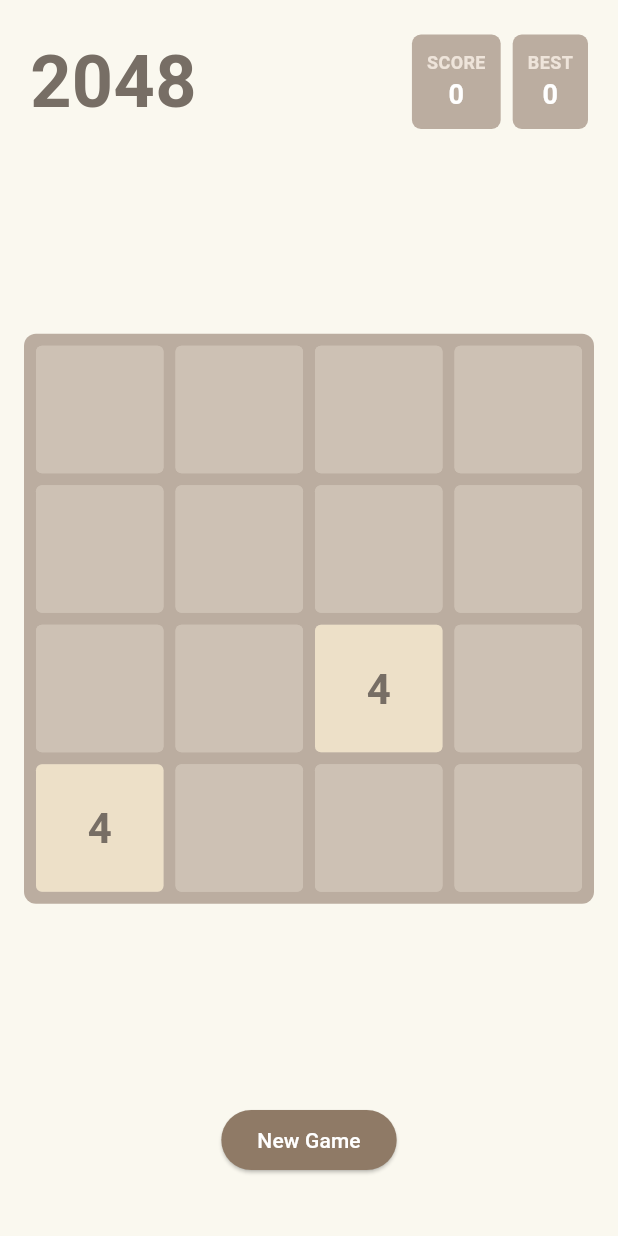
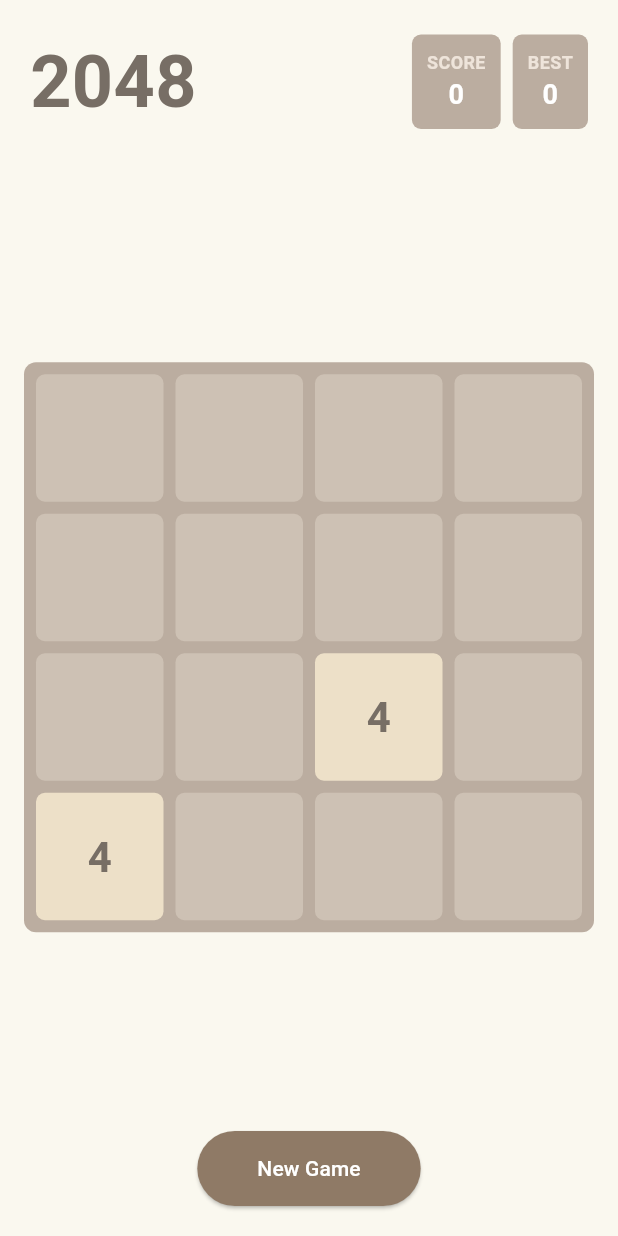
Before and after one commit to coins-fountain/2048-game-swipe, a Flutter app: the GameScreen screen opened directly, on a phone screen of 412 x 824 dp. Run offline on Flutter 3.47's test engine with Material 3 defaults, Android fonts, the phone set to English and light mode, and no system bars; our stand-ins replace google_mobile_ads, shared_preferences; accounts and stored records are empty.

Commit message:
fixing stafiy done

```diff
--- a/lib/provider/game_provider.dart
+++ b/lib/provider/game_provider.dart
@@ -109,7 +109,6 @@
         grid = List.from(_gridHistory[targetIndex]);
         score = _scoreHistory[targetIndex];
       } else {
-        // Fallback kalo cuma ada 1 history
         grid = List.from(_gridHistory.last);
         score = _scoreHistory.last;
       }
--- a/lib/screen/game_screen.dart
+++ b/lib/screen/game_screen.dart
@@ -1,12 +1,22 @@
 import 'package:flutter/material.dart';
+import 'package:flutter/services.dart';
 import 'package:provider/provider.dart';
 import 'package:swipe_n_merge/provider/ads_service.dart';
 import 'package:swipe_n_merge/provider/game_provider.dart';
 import 'package:swipe_n_merge/screen/widget/bottom_banner_ads.dart';
 import 'package:swipe_n_merge/utils/colors.dart';
 
-class GameScreen extends StatelessWidget {
+class GameScreen extends StatefulWidget {
   const GameScreen({super.key});
+
+  @override
+  State<GameScreen> createState() => _GameScreenState();
+}
+
+class _GameScreenState extends State<GameScreen> {
+  double dragStartX = 0;
+  double dragStartY = 0;
+  bool hasMoved = false;
 
   @override
   Widget build(BuildContext context) {
@@ -20,37 +30,83 @@
 
     return Scaffold(
       backgroundColor: const Color(0xFFFAF8EF),
-      bottomNavigationBar: const BottomBannerAd(),
+      bottomNavigationBar: SafeArea(
+        child: const BottomBannerAd(),
+      ),
       body: SafeArea(
-        child: GestureDetector(
-          onVerticalDragEnd: (d) {
-            if (d.primaryVelocity! < 0) game.move('up');
-            if (d.primaryVelocity! > 0) game.move('down');
-          },
-          onHorizontalDragEnd: (d) {
-            if (d.primaryVelocity! < 0) game.move('left');
-            if (d.primaryVelocity! > 0) game.move('right');
-          },
         child: Column(
           children: [
             const SizedBox(height: 20),
             _buildHeader(game),
-              const Spacer(),
-              _buildGrid(game),
-              const Spacer(),
-              ElevatedButton(
+            const SizedBox(height: 20),
+            Expanded(
+              child: Center(
+                child: AspectRatio(
+                  aspectRatio: 1,
+                  child: Padding(
+                    padding: const EdgeInsets.all(16),
+                    child: GestureDetector(
+                      onPanStart: (details) {
+                        dragStartX = details.localPosition.dx;
+                        dragStartY = details.localPosition.dy;
+                        hasMoved = false;
+                      },
+                      onPanUpdate: (details) {
+                        if (hasMoved) return;
+
+                        final dx =
+                            details.localPosition.dx - dragStartX;
+                        final dy =
+                            details.localPosition.dy - dragStartY;
+
+                        const threshold = 30;
+
+                        if (dx.abs() > dy.abs()) {
+                          if (dx > threshold) {
+                            _move(game, 'right');
+                          } else if (dx < -threshold) {
+                            _move(game, 'left');
+                          }
+                        } else {
+                          if (dy > threshold) {
+                            _move(game, 'down');
+                          } else if (dy < -threshold) {
+                            _move(game, 'up');
+                          }
+                        }
+                      },
+                      child: _buildGrid(game),
+                    ),
+                  ),
+                ),
+              ),
+            ),
+            Padding(
+              padding: const EdgeInsets.only(bottom: 20),
+              child: ElevatedButton(
                 onPressed: game.initGame,
-                style: ElevatedButton.styleFrom(backgroundColor: const Color(0xFF8F7A66)),
-                child: const Text("New Game", style: TextStyle(color: Colors.white)),
+                style: ElevatedButton.styleFrom(
+                  backgroundColor: const Color(0xFF8F7A66),
+                  padding: const EdgeInsets.symmetric(
+                      horizontal: 40, vertical: 15),
                 ),
-              const SizedBox(height: 40),
+                child: const Text(
+                  "New Game",
+                  style: TextStyle(color: Colors.white),
+                ),
+              ),
+            ),
           ],
-          ),
         ),
       ),
     );
   }
 
+  void _move(GameProvider game, String direction) {
+    HapticFeedback.lightImpact();
+    game.move(direction);
+    hasMoved = true;
+  }
   Widget _buildHeader(GameProvider game) {
     return Padding(
       padding: const EdgeInsets.symmetric(horizontal: 20),
@@ -59,9 +115,19 @@
         children: [
           const Text(
             "2048",
-            style: TextStyle(fontSize: 48, fontWeight: FontWeight.bold, color: Color(0xFF776E65)),
+            style: TextStyle(
+              fontSize: 48,
+              fontWeight: FontWeight.bold,
+              color: Color(0xFF776E65),
             ),
-          Row(children: [_scoreBox("SCORE", game.score), const SizedBox(width: 8), _scoreBox("BEST", game.highScore)]),
+          ),
+          Row(
+            children: [
+              _scoreBox("SCORE", game.score),
+              const SizedBox(width: 8),
+              _scoreBox("BEST", game.highScore),
+            ],
+          ),
         ],
       ),
     );
@@ -70,16 +136,27 @@
   Widget _scoreBox(String label, int val) {
     return Container(
       padding: const EdgeInsets.all(10),
-      decoration: BoxDecoration(color: const Color(0xFFBBADA0), borderRadius: BorderRadius.circular(6)),
+      decoration: BoxDecoration(
+        color: const Color(0xFFBBADA0),
+        borderRadius: BorderRadius.circular(6),
+      ),
       child: Column(
         children: [
           Text(
             label,
-            style: const TextStyle(fontSize: 12, color: Color(0xFFEEE4DA), fontWeight: FontWeight.bold),
+            style: const TextStyle(
+              fontSize: 12,
+              color: Color(0xFFEEE4DA),
+              fontWeight: FontWeight.bold,
+            ),
           ),
           Text(
             "$val",
-            style: const TextStyle(fontSize: 18, color: Colors.white, fontWeight: FontWeight.bold),
+            style: const TextStyle(
+              fontSize: 18,
+              color: Colors.white,
+              fontWeight: FontWeight.bold,
+            ),
           ),
         ],
       ),
@@ -88,24 +165,69 @@
 
   Widget _buildGrid(GameProvider game) {
     return AnimatedScale(
-      scale: game.isGameOver ? 0.9 : 1.0,
-      duration: const Duration(milliseconds: 300),
-      child: Stack(
-        children: [
-          Container(
-            margin: const EdgeInsets.all(16),
+      scale: game.isGameOver ? 0.95 : 1.0,
+      duration: const Duration(milliseconds: 250),
+      child: Container(
         padding: const EdgeInsets.all(8),
-            decoration: BoxDecoration(color: const Color(0xFFBBADA0), borderRadius: BorderRadius.circular(8)),
+        decoration: BoxDecoration(
+          color: const Color(0xFFBBADA0),
+          borderRadius: BorderRadius.circular(8),
+        ),
         child: GridView.builder(
-              shrinkWrap: true,
           physics: const NeverScrollableScrollPhysics(),
-              gridDelegate: const SliverGridDelegateWithFixedCrossAxisCount(crossAxisCount: 4, crossAxisSpacing: 8, mainAxisSpacing: 8),
           itemCount: 16,
-              itemBuilder: (context, i) => _buildTile(game.grid[i]),
+          gridDelegate:
+          const SliverGridDelegateWithFixedCrossAxisCount(
+            crossAxisCount: 4,
+            crossAxisSpacing: 8,
+            mainAxisSpacing: 8,
+          ),
+          itemBuilder: (context, i) =>
+              _buildTile(game.grid[i], i),
         ),
       ),
-          if (game.isGameOver) _buildGameOver(game),
-        ],
+    );
+  }
+
+  Widget _buildTile(int val, int index) {
+    return TweenAnimationBuilder<double>(
+      tween: Tween(begin: 0.85, end: 1.0),
+      duration: const Duration(milliseconds: 120),
+      builder: (context, scale, child) {
+        return Transform.scale(
+          scale: scale,
+          child: child,
+        );
+      },
+      child: Container(
+        decoration: BoxDecoration(
+          color: val == 0
+              ? GameColors.emptyTile
+              : GameColors.getTileColor(val),
+          borderRadius: BorderRadius.circular(6),
+        ),
+        child: Center(
+          child: val == 0
+              ? const SizedBox.shrink()
+              : AnimatedSwitcher(
+            duration: const Duration(milliseconds: 150),
+            transitionBuilder:
+                (child, animation) => ScaleTransition(
+              scale: animation,
+              child: child,
+            ),
+            child: Text(
+              "$val",
+              key: ValueKey("$val-$index"),
+              style: TextStyle(
+                fontSize: val > 100 ? 20 : 28,
+                fontWeight: FontWeight.bold,
+                color:
+                GameColors.getTextColor(val),
+              ),
+            ),
+          ),
+        ),
       ),
     );
   }
@@ -117,26 +239,12 @@
     showDialog(
       context: context,
       barrierDismissible: false,
-      builder: (context) => Dialog(
-        backgroundColor: Colors.transparent,
-        child: Container(
-          padding: const EdgeInsets.all(28),
-          decoration: BoxDecoration(
-            color: const Color(0xFF2C3333),
-            borderRadius: BorderRadius.circular(32),
-            border: Border.all(color: Colors.orange.withOpacity(0.3)),
-          ),
-          child: Column(
-            mainAxisSize: MainAxisSize.min,
-            children: [
-              const Icon(Icons.emoji_events_rounded, color: Colors.orange, size: 48),
-              const SizedBox(height: 20),
-              const Text("GAME OVER", style: TextStyle(color: Colors.white, fontSize: 24, fontWeight: FontWeight.bold)),
-              const SizedBox(height: 24),
-              _scoreRow("Current Score", game.score.toString()),
-              const SizedBox(height: 32),
+      builder: (_) => AlertDialog(
+        title: const Text("Game Over"),
+        content: Text("Score: ${game.score}"),
+        actions: [
           if (!game.isReviveUsed && game.score > 0)
-                ElevatedButton.icon(
+            TextButton(
               onPressed: () {
                 ads.showRewardedAd(
                   onRewardEarned: () {
@@ -144,88 +252,19 @@
                     Navigator.pop(context);
                   },
                   onAdDismissed: () {},
-                        onAdFailed: () {
-                          ScaffoldMessenger.of(context).showSnackBar(
-                              const SnackBar(content: Text("Ad failed to load. Please try again."))
-                          );
-                        }
+                  onAdFailed: () {},
                 );
               },
-                  icon: const Icon(Icons.history_rounded),
-                  label: const Text("REVIVE"),
-                  style: ElevatedButton.styleFrom(
-                      backgroundColor: Colors.orange,
-                      foregroundColor: Colors.black,
-                      padding: const EdgeInsets.symmetric(horizontal: 20, vertical: 12)
-                  ),
+              child: const Text("Revive"),
             ),
           TextButton(
             onPressed: () {
               game.initGame();
               Navigator.pop(context);
             },
-                child: const Text(
-                    "START NEW GAME",
-                    style: TextStyle(color: Colors.redAccent, fontSize: 12)
-                ),
+            child: const Text("New Game"),
           ),
         ],
-          ),
-        ),
-      ),
-    );
-  }
-
-  Widget _scoreRow(String label, String value) {
-    return Row(
-      mainAxisAlignment: MainAxisAlignment.spaceBetween,
-      children: [
-        Text(label, style: const TextStyle(color: Colors.white70)),
-        Text(value, style: const TextStyle(color: Colors.orange, fontWeight: FontWeight.bold, fontSize: 20)),
-      ],
-    );
-  }
-
-  Widget _buildTile(int val) {
-    return Container(
-      decoration: BoxDecoration(color: GameColors.emptyTile, borderRadius: BorderRadius.circular(4)),
-      child: AnimatedContainer(
-        duration: const Duration(milliseconds: 150),
-        decoration: BoxDecoration(color: GameColors.getTileColor(val), borderRadius: BorderRadius.circular(4)),
-        child: Center(
-          child: AnimatedSwitcher(
-            duration: const Duration(milliseconds: 200),
-            transitionBuilder: (Widget child, Animation<double> animation) {
-              return ScaleTransition(scale: animation, child: child);
-            },
-            child: val == 0
-                ? const SizedBox.shrink()
-                : Text(
-                    "$val",
-                    key: ValueKey<int>(val + DateTime.now().millisecondsSinceEpoch),
-                    style: TextStyle(fontSize: val > 100 ? 20 : 28, fontWeight: FontWeight.bold, color: GameColors.getTextColor(val)),
-                  ),
-          ),
-        ),
-      ),
-    );
-  }
-
-  Widget _buildGameOver(GameProvider game) {
-    return Positioned.fill(
-      child: Container(
-        color: Colors.white70,
-        child: Column(
-          mainAxisAlignment: MainAxisAlignment.center,
-          children: [
-            const Text(
-              "Game Over!",
-              style: TextStyle(fontSize: 40, fontWeight: FontWeight.bold, color: Color(0xFF776E65)),
-            ),
-            const SizedBox(height: 20),
-            ElevatedButton(onPressed: game.initGame, child: const Text("Try Again")),
-          ],
-        ),
       ),
     );
   }
```
Lines whose indentation alone changed are shown as unchanged.
